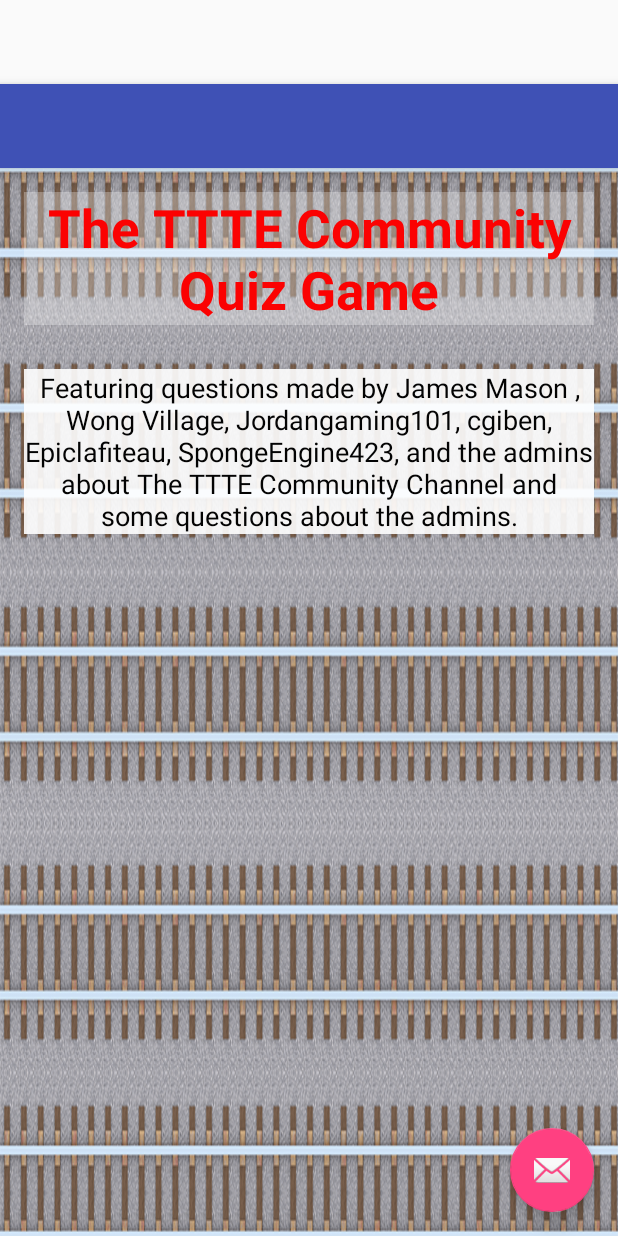
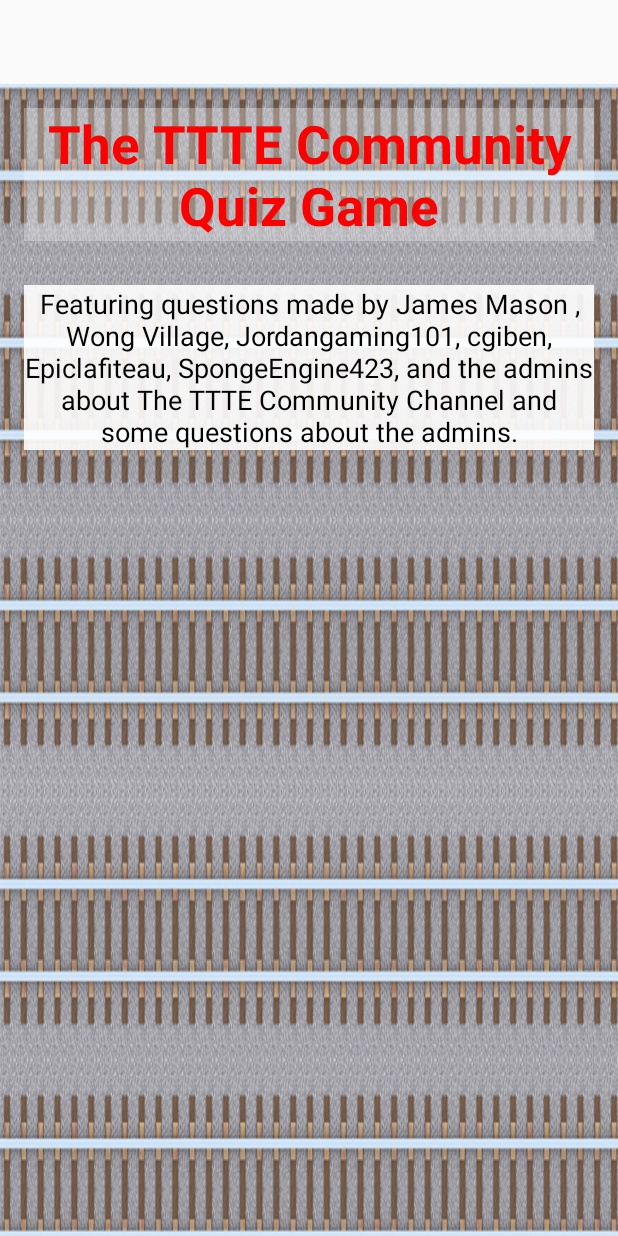
Before and after one commit to iquach/TTTECommunity, an Android app: the layout activity_loadingscreenofquiz.xml on its own in the app's theme, with its tools: preview values and no code run, on a phone screen of 412 x 824 dp. Run offline under Robolectric (Android 15) with nearby library versions, the phone set to English and light mode, and no system bars.

Commit message:
implemented the About us button to make it go to the about us page. Also removed the floating email button as well as the blue bar at the top of the about us layout page.

```diff
--- a/app/src/main/res/layout/activity_loadingscreenofquiz.xml
+++ b/app/src/main/res/layout/activity_loadingscreenofquiz.xml
@@ -12,23 +12,23 @@
         android:layout_height="wrap_content"
         android:theme="@style/AppTheme.AppBarOverlay">
 
-        <android.support.v7.widget.Toolbar
-            android:id="@+id/toolbar"
-            android:layout_width="match_parent"
-            android:layout_height="?attr/actionBarSize"
-            android:background="?attr/colorPrimary"
-            app:popupTheme="@style/AppTheme.PopupOverlay" />
+        <!--<android.support.v7.widget.Toolbar-->
+            <!--android:id="@+id/toolbar"-->
+            <!--android:layout_width="match_parent"-->
+            <!--android:layout_height="?attr/actionBarSize"-->
+            <!--android:background="?attr/colorPrimary"-->
+            <!--app:popupTheme="@style/AppTheme.PopupOverlay" />-->
 
     </android.support.design.widget.AppBarLayout>
 
     <include layout="@layout/content_loadingscreenofquiz" />
 
-    <android.support.design.widget.FloatingActionButton
-        android:id="@+id/fab"
-        android:layout_width="wrap_content"
-        android:layout_height="wrap_content"
-        android:layout_gravity="bottom|end"
-        android:layout_margin="@dimen/fab_margin"
-        android:src="@android:drawable/ic_dialog_email" />
+    <!--<android.support.design.widget.FloatingActionButton-->
+        <!--android:id="@+id/fab"-->
+        <!--android:layout_width="wrap_content"-->
+        <!--android:layout_height="wrap_content"-->
+        <!--android:layout_gravity="bottom|end"-->
+        <!--android:layout_margin="@dimen/fab_margin"-->
+        <!--android:src="@android:drawable/ic_dialog_email" />-->
 
 </android.support.design.widget.CoordinatorLayout>
```
Also changed, not shown: app/src/main/java/com/thetttecommunity/thetttecommunitycompan/homepage.java (+13 -0 lines), app/src/main/java/com/thetttecommunity/thetttecommunitycompan/loadingscreenofquiz.java (+11 -11 lines), app/src/main/res/layout/content_homepage.xml (+22 -22 lines).
